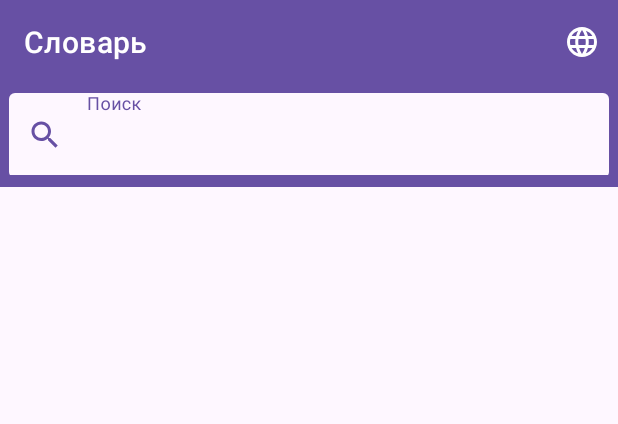
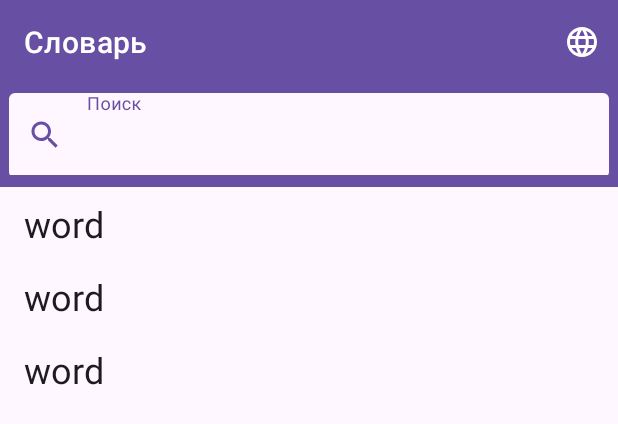
Before and after one commit to ZebanNikolay/dictionary-android, an Android app: the layout main_fragment.xml on its own in the app's theme, with its tools: preview values and no code run, on a phone screen of 412 x 824 dp. Shown: the top 424 px of the screen. Run offline under Robolectric (Android 15) with nearby library versions, the phone set to English and light mode, and no system bars.

Commit message:
Add words list

```diff
--- a/app/build.gradle
+++ b/app/build.gradle
@@ -50,6 +50,6 @@ dependencies {
     implementation "com.squareup.okhttp3:okhttp:4.9.3"
     implementation "org.jetbrains.kotlinx:kotlinx-serialization-json:1.3.1"
     implementation "org.jetbrains.kotlin:kotlin-stdlib:$kotlin_version"
-    implementation 'org.jetbrains.kotlinx:kotlinx-coroutines-core:1.6.0-RC2'
-    implementation 'org.jetbrains.kotlinx:kotlinx-coroutines-android:1.6.0-RC2'
+    implementation 'org.jetbrains.kotlinx:kotlinx-coroutines-core:1.6.0-RC3'
+    implementation 'org.jetbrains.kotlinx:kotlinx-coroutines-android:1.6.0-RC3'
 }
--- /dev/null
+++ b/app/src/main/res/drawable/list_divider.xml
@@ -0,0 +1,6 @@
+<?xml version="1.0" encoding="utf-8"?>
+<shape xmlns:android="http://schemas.android.com/apk/res/android"
+    android:shape="rectangle">
+    <size android:height="1dp" />
+    <solid android:color="@color/dividerColor" />
+</shape>
--- /dev/null
+++ b/app/src/main/res/layout/list_item_word.xml
@@ -0,0 +1,10 @@
+<?xml version="1.0" encoding="utf-8"?>
+<com.google.android.material.textview.MaterialTextView xmlns:android="http://schemas.android.com/apk/res/android"
+    xmlns:tools="http://schemas.android.com/tools"
+    android:id="@+id/title"
+    android:layout_width="match_parent"
+    android:layout_height="wrap_content"
+    android:paddingHorizontal="16dp"
+    android:paddingVertical="8dp"
+    android:textAppearance="?textAppearanceHeadline5"
+    tools:text="word" />
--- a/app/src/main/res/layout/main_fragment.xml
+++ b/app/src/main/res/layout/main_fragment.xml
@@ -44,4 +44,12 @@
 
     </com.google.android.material.appbar.AppBarLayout>
 
+    <androidx.recyclerview.widget.RecyclerView
+        android:id="@+id/wordsList"
+        android:layout_width="match_parent"
+        android:layout_height="match_parent"
+        app:layoutManager="androidx.recyclerview.widget.LinearLayoutManager"
+        android:scrollbars="vertical"
+        tools:listitem="@layout/list_item_word"/>
+
 </androidx.appcompat.widget.LinearLayoutCompat>
--- a/app/src/main/res/values/colors.xml
+++ b/app/src/main/res/values/colors.xml
@@ -9,4 +9,5 @@
     <color name="primaryTextColor">#000000</color>
     <color name="secondaryTextColor">#ffffff</color>
     <color name="backgroundColor">#ffffff</color>
+    <color name="dividerColor">#1A000000</color>
 </resources>
--- a/app/src/main/res/values/themes.xml
+++ b/app/src/main/res/values/themes.xml
@@ -1,5 +1,6 @@
 <resources xmlns:tools="http://schemas.android.com/tools">
     <!-- Base application theme. -->
     <style name="Theme.Dictionary" parent="Theme.Material3.DayNight.NoActionBar">
+        <item name="android:listDivider">@drawable/list_divider</item>
     </style>
 </resources>
```
Also changed, not shown: app/src/main/java/com/ncbs/dictionary/presentation/MainFragment.kt (+18 -3 lines), app/src/main/java/com/ncbs/dictionary/presentation/WordsAdapter.kt (added, +41 -0 lines), app/src/main/java/com/ncbs/dictionary/presentation/WordsListViewModel.kt (+6 -7 lines).
